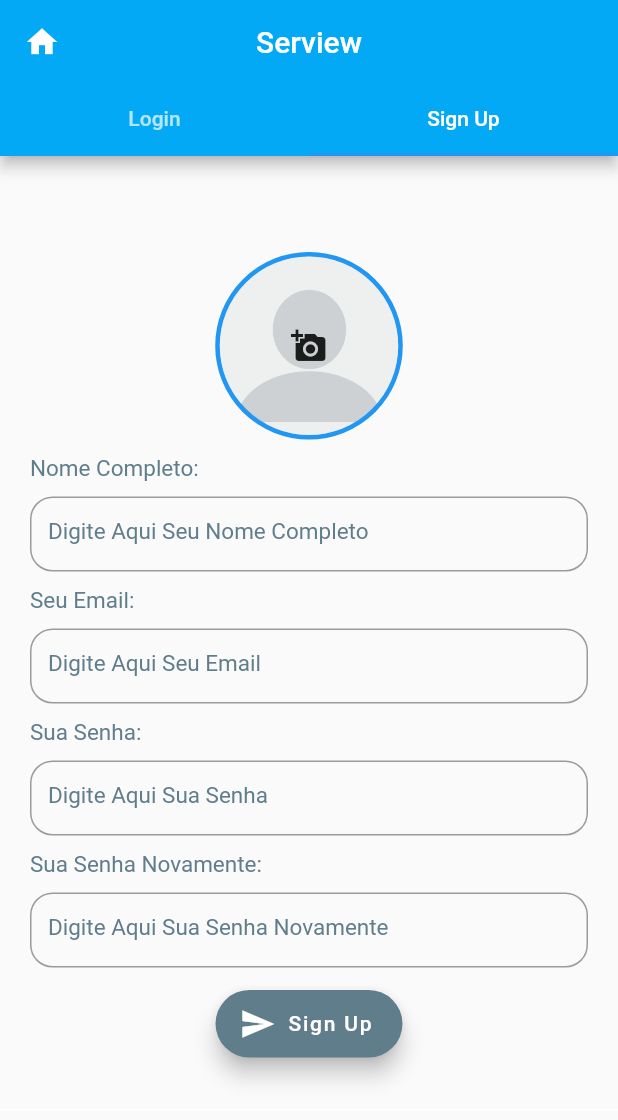
After one commit to Beloin/serview, a Flutter app: the screen it shows after launch, tab 3 chosen, after a tap on the "add a photo" icon, on a phone screen of 412 x 824 dp. The commit adds this screen. Shown: the top 1120 px of the screen. Run offline on Flutter 3.47's test engine with Material 2 defaults, Android fonts, the phone set to English and light mode, and no system bars.

Commit message:
Alterações e separações Sign

```diff
--- /dev/null
+++ b/lib/ui/constructors/builders.dart
@@ -0,0 +1,46 @@
+import 'package:flutter/material.dart';
+
+class Builders{
+
+  static Widget buildFieldText(
+      {label = "TextField",
+      colorText = Colors.blue,
+      fontSize = 15.0,
+      onSubmitted,
+      obscureText = false,
+      keyboardType = TextInputType.text}) {
+    return Container(
+        height: 50.0,
+        child: TextField(
+          obscureText: obscureText,
+          keyboardType: keyboardType,
+          decoration: InputDecoration(
+            border: OutlineInputBorder(
+                borderSide: BorderSide(color: Colors.blue),
+                borderRadius: BorderRadius.circular(15.0)),
+            focusedBorder: OutlineInputBorder(
+                borderSide: BorderSide(color: Colors.blue),
+                borderRadius: BorderRadius.circular(15.0),
+            ),
+            hintText: label,
+            hintStyle: TextStyle(color: Colors.blueGrey),
+          ),
+          onSubmitted: (text) {
+            onSubmitted = text;
+            print(onSubmitted);
+          },
+          style: TextStyle(fontSize: fontSize, color: colorText),
+        ));
+  }
+
+  static   Widget floatSent({label = "Label"}) {
+    return Container(
+        height: 45.0,
+        child: FloatingActionButton.extended(
+            backgroundColor: Colors.blueGrey,
+            onPressed: () {},
+            label: Text(label),
+            icon: Icon(Icons.send)));
+  }
+
+}
--- /dev/null
+++ b/lib/ui/signPage/login.dart
@@ -0,0 +1,77 @@
+import 'package:flutter/material.dart';
+import 'package:serview/ui/constructors/builders.dart';
+
+class LoginTab extends StatefulWidget {
+  @override
+  _LoginTabState createState() => _LoginTabState();
+}
+
+class _LoginTabState extends State<LoginTab> {
+  String _test;
+
+  double _hPadd = 20.0;
+  double _fontSize = 15.0;
+
+  @override
+  Widget build(BuildContext context) {
+    return SingleChildScrollView(
+                child: Column(
+                  mainAxisAlignment: MainAxisAlignment.start,
+                  children: <Widget>[
+                    Row(
+                      mainAxisAlignment: MainAxisAlignment.start,
+                      children: <Widget>[
+                        Padding(
+                          padding: EdgeInsets.symmetric(
+                              horizontal: _hPadd, vertical: 5.0),
+                          child: Text(
+                            "Email:",
+                            style: TextStyle(
+                                color: Colors.blueGrey, fontSize: _fontSize),
+                          ),
+                        ),
+                      ],
+                    ),
+                    Padding(
+                      padding: EdgeInsets.symmetric(
+                          vertical: 5.0, horizontal: _hPadd),
+                      child: Builders.buildFieldText(
+                          onSubmitted: _test,
+                          label: "Digite Aqui Seu Email",
+                          colorText: Colors.black,
+                          keyboardType: TextInputType.emailAddress),
+                    ),
+                    Divider(color: Colors.white, height: 15.0),
+                    Row(
+                      mainAxisAlignment: MainAxisAlignment.start,
+                      children: <Widget>[
+                        Padding(
+                          padding: EdgeInsets.symmetric(
+                              horizontal: _hPadd, vertical: 5.0),
+                          child: Text(
+                            "Senha:",
+                            style: TextStyle(
+                                color: Colors.blueGrey, fontSize: _fontSize),
+                          ),
+                        ),
+                      ],
+                    ),
+                    Padding(
+                      padding: EdgeInsets.symmetric(
+                          vertical: 5.0, horizontal: _hPadd),
+                      child:  Builders.buildFieldText(
+                        onSubmitted: _test,
+                        label: "Digite Aqui Sua Senha",
+                        colorText: Colors.black,
+                        obscureText: true,
+                      ),
+                    ),
+                    Padding(
+                        padding: EdgeInsets.symmetric(vertical: 10.0),
+                        child: Builders.floatSent(label: "Login")),
+                    Divider(color: Colors.white, height: 50.0),
+                  ],
+                ),
+              );
+  }
+}
--- /dev/null
+++ b/lib/ui/signPage/signIn.dart
@@ -0,0 +1,144 @@
+import 'package:flutter/material.dart';
+import 'package:serview/ui/constructors/builders.dart';
+
+class SignInTab extends StatefulWidget {
+  @override
+  _SignInTabState createState() => _SignInTabState();
+}
+
+class _SignInTabState extends State<SignInTab> {
+
+  String _test;
+
+  double _hPadd = 20.0;
+  double _fontSize = 15.0;
+
+  @override
+  Widget build(BuildContext context) {
+    return SingleChildScrollView(
+                child: Column(
+                  mainAxisAlignment: MainAxisAlignment.start,
+                  children: <Widget>[
+                    GestureDetector(
+                      child: Padding(
+                        padding: EdgeInsets.symmetric(vertical: 5.0),
+                        child: Container(
+                            width: 125.0,
+                            height: 125.0,
+                            decoration: BoxDecoration(
+                                border:
+                                    Border.all(color: Colors.blue, width: 3.0),
+                                shape: BoxShape.circle,
+                                image: DecorationImage(
+                                    fit: BoxFit.fitHeight,
+                                    image:
+                                        AssetImage("assets/profile_pic.png"))),
+                            child: Container(
+                              decoration: BoxDecoration(
+                                color: Colors.white38,
+                                shape: BoxShape.circle,
+                              ),
+                              child: Icon(Icons.add_a_photo),
+                            )),
+                      ),
+                      onTap: () {},
+                    ),
+                    Row(
+                      mainAxisAlignment: MainAxisAlignment.start,
+                      children: <Widget>[
+                        Padding(
+                          padding: EdgeInsets.symmetric(
+                              horizontal: _hPadd, vertical: 5.0),
+                          child: Text(
+                            "Nome Completo:",
+                            style: TextStyle(
+                                color: Colors.blueGrey, fontSize: _fontSize),
+                          ),
+                        )
+                      ],
+                    ),
+                    Padding(
+                      padding: EdgeInsets.symmetric(
+                          horizontal: _hPadd, vertical: 5.0),
+                      child: Builders.buildFieldText(
+                        colorText: Colors.black,
+                        onSubmitted: _test,
+                        label: "Digite Aqui Seu Nome Completo",
+                      ),
+                    ),
+                    Row(
+                      mainAxisAlignment: MainAxisAlignment.start,
+                      children: <Widget>[
+                        Padding(
+                            padding: EdgeInsets.symmetric(
+                                horizontal: _hPadd, vertical: 5.0),
+                            child: Text(
+                              "Seu Email:",
+                              style: TextStyle(
+                                  color: Colors.blueGrey, fontSize: _fontSize),
+                            ))
+                      ],
+                    ),
+                    Padding(
+                      padding: EdgeInsets.symmetric(
+                          horizontal: _hPadd, vertical: 5.0),
+                      child: Builders.buildFieldText(
+                        colorText: Colors.black,
+                        keyboardType: TextInputType.emailAddress,
+                        label: "Digite Aqui Seu Email",
+                        onSubmitted: _test,
+                      ),
+                    ),
+                    Row(
+                      mainAxisAlignment: MainAxisAlignment.start,
+                      children: <Widget>[
+                        Padding(
+                            padding: EdgeInsets.symmetric(
+                                horizontal: _hPadd, vertical: 5.0),
+                            child: Text(
+                              "Sua Senha:",
+                              style: TextStyle(
+                                  color: Colors.blueGrey, fontSize: _fontSize),
+                            ))
+                      ],
+                    ),
+                    Padding(
+                      padding: EdgeInsets.symmetric(
+                          horizontal: _hPadd, vertical: 5.0),
+                      child: Builders.buildFieldText(
+                          colorText: Colors.black,
+                          obscureText: true,
+                          label: "Digite Aqui Sua Senha",
+                          onSubmitted: _test),
+                    ),
+                    Row(
+                      mainAxisAlignment: MainAxisAlignment.start,
+                      children: <Widget>[
+                        Padding(
+                            padding: EdgeInsets.symmetric(
+                                horizontal: _hPadd, vertical: 5.0),
+                            child: Text(
+                              "Sua Senha Novamente:",
+                              style: TextStyle(
+                                  color: Colors.blueGrey, fontSize: _fontSize),
+                            ))
+                      ],
+                    ),
+                    Padding(
+                      padding: EdgeInsets.symmetric(
+                          horizontal: _hPadd, vertical: 5.0),
+                      child:  Builders.buildFieldText(
+                          colorText: Colors.black,
+                          obscureText: true,
+                          label: "Digite Aqui Sua Senha Novamente",
+                          onSubmitted: _test),
+                    ),
+                    Padding(
+                        padding: EdgeInsets.symmetric(vertical: 10.0),
+                        child: Builders.floatSent(label: "Sign Up")),
+                    Divider(color: Colors.white, height: 50.0),
+                  ],
+                ),
+              );
+  }
+}
--- /dev/null
+++ b/lib/ui/signPage/sign_page.dart
@@ -0,0 +1,56 @@
+import 'package:flutter/material.dart';
+import 'package:flutter/services.dart';
+import 'package:serview/(unused)classes/classes.dart';
+import 'package:serview/ui/signPage/login.dart';
+import 'package:serview/ui/signPage/signIn.dart';
+import 'package:serview/ui/home_page.dart';
+
+class SignPage extends StatefulWidget {
+  @override
+  _SignPageState createState() => _SignPageState();
+}
+
+class _SignPageState extends State<SignPage> {
+  //Teste para Login:
+
+  @override
+  Widget build(BuildContext context) {
+    return DefaultTabController(
+        length: 2,
+        child: Scaffold(
+          appBar: AppBar(
+            backgroundColor: Colors.lightBlue,
+            title: Text("Serview"),
+            centerTitle: true,
+            leading: IconButton(
+              icon: Icon(Icons.home),
+              onPressed: () {
+                Navigator.push(context,
+                    MaterialPageRoute(builder: (context) => HomePage()));
+              },
+            ),
+            bottom: TabBar(
+              tabs: <Widget>[
+                Tab(
+                  text: "Login",
+                ),
+                Tab(
+                  text: "Sign Up",
+                )
+              ],
+            ),
+          ),
+          body: TabBarView(
+            children: <Widget>[
+              //Primeira Tab "Login"
+              Tab(
+                  child: LoginTab()),
+              // Segunda Tab "Sign Up"
+              Tab(
+                  child: SignInTab())
+            ],
+          ),
+        ));
+  }
+
+}
--- a/pubspec.yaml
+++ b/pubspec.yaml
@@ -30,6 +30,7 @@ dependencies:
   firebase_messaging: ^5.1.8
   scoped_model: ^1.0.1
   path_provider: ^1.4.2
+  url_launcher: ^5.2.5
 
 dev_dependencies:
   flutter_test:
```
Also changed, not shown: lib/main.dart (+10 -4 lines), lib/models/user_model.dart (added, +12 -0 lines), lib/ui/sign_page.dart (deleted, +0 -287 lines), pubspec.lock, 2 other files.
